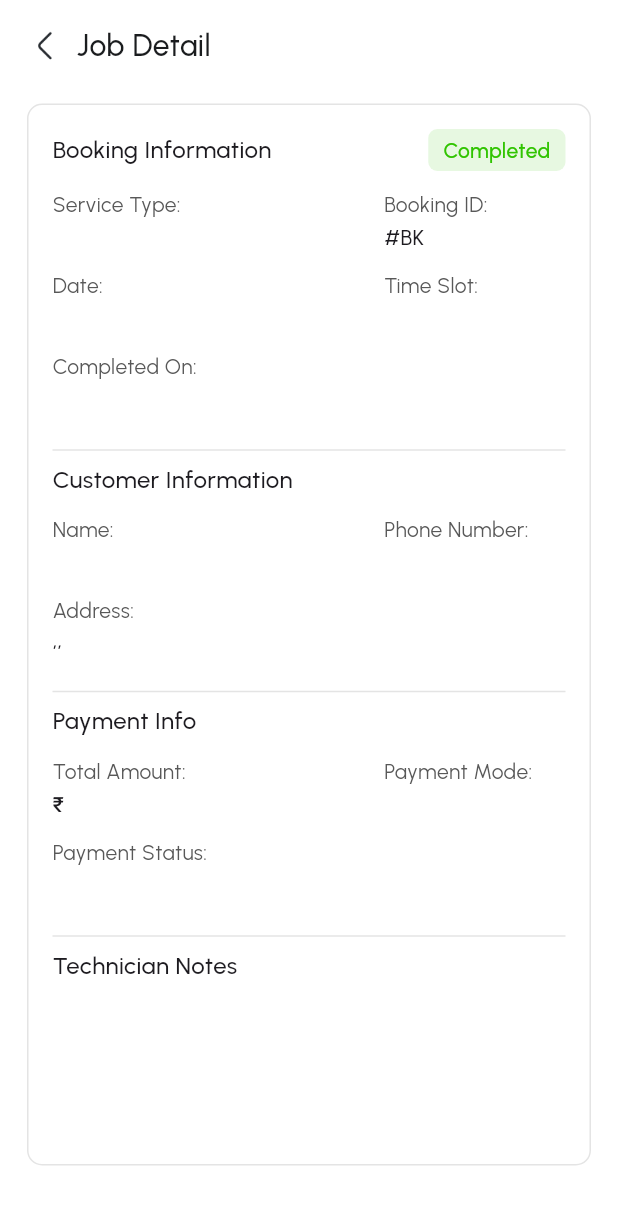
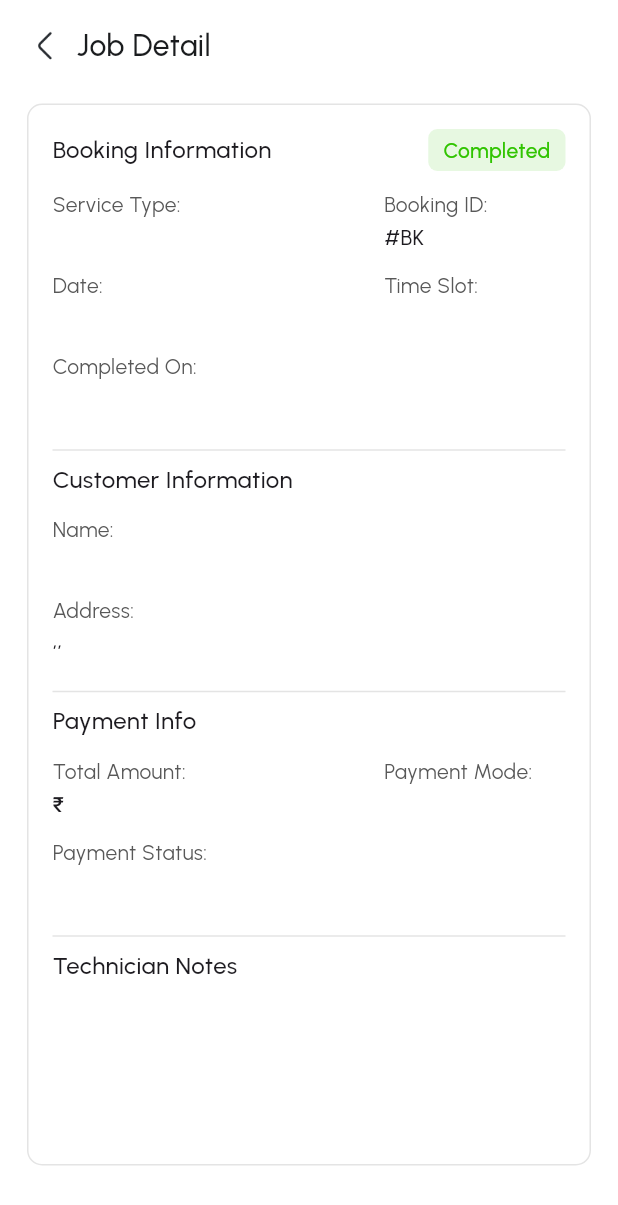
Before and after one commit to harish15032k/magical_walls, a Flutter app: the CompletedJobScreen screen opened directly, on a phone screen of 412 x 824 dp. Shown: the top 1205 px of the screen. Run offline on Flutter 3.47's test engine with Material 3 defaults, Android fonts, the light colour scheme and no system bars; our stand-ins replace connectivity_plus, dotted_border, file_picker, firebase_core, firebase_messaging, fl_chart and 11 more; accounts and stored records are empty; network calls fail.

Commit message:
hide phone number in screens

```diff
--- a/lib/presentation/pages/Home/screens/order_viewdetails.dart
+++ b/lib/presentation/pages/Home/screens/order_viewdetails.dart
@@ -123,9 +123,9 @@ class _JobDetailsScreenState extends State<JobDetailsScreen> {
                       const SizedBox(height: 12),
                       _twoColumnRow(
                         'Name:',
-                        widget.job['customer'] ?? '',
-                        'Phone Number:',
-                        widget.job['phone'] ?? '',
+                        widget.job['customer'] ?? '','',''
+                        // 'Phone Number:',
+                        // widget.job['phone'] ?? '',
                       ),
                       const SizedBox(height: 12),
                       Text(
--- a/lib/presentation/pages/Home/screens/view_summary.dart
+++ b/lib/presentation/pages/Home/screens/view_summary.dart
@@ -119,10 +119,10 @@ class _CompletedJobScreenState extends State<CompletedJobScreen> {
                         _twoColumnRow(
                           'Name:',
                           widget.orderCompletedRes?.customerInformation?.name ??
-                              "",
-                          'Phone Number:',
-                          widget.orderCompletedRes?.customerInformation
-                              ?.phoneNumber ?? "",
+                              "",'',''
+                          // 'Phone Number:',
+                          // widget.orderCompletedRes?.customerInformation
+                          //     ?.phoneNumber ?? "",
                         ),
                         const SizedBox(height: 12),
                         Text(
```
Also changed, not shown: 1 other file.
